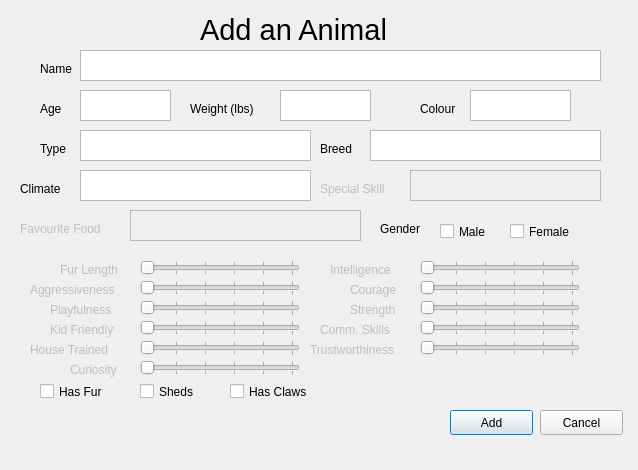
First picture: the form in addanimalwindow.ui, repository DevonHope/Animal-Shelter-Registry-System, before the edit.
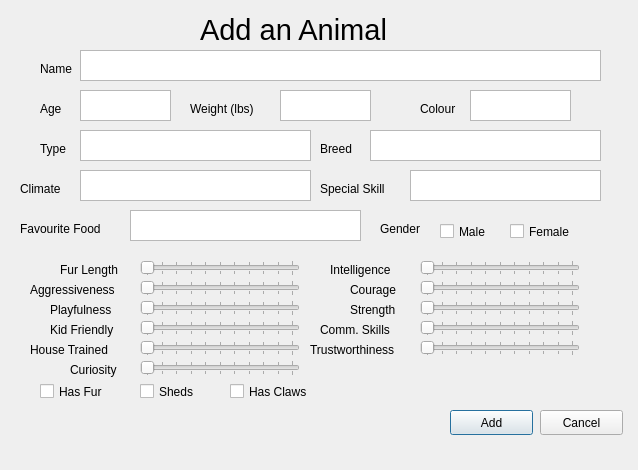
Second picture: the form after the edit.

```diff
--- a/addanimalwindow.ui
+++ b/addanimalwindow.ui
@@ -189,7 +189,7 @@
   </widget>
   <widget class="QPlainTextEdit" name="plainTextEdit_8">
    <property name="enabled">
-    <bool>false</bool>
+    <bool>true</bool>
    </property>
    <property name="geometry">
     <rect>
@@ -202,7 +202,7 @@
   </widget>
   <widget class="QLabel" name="label_9">
    <property name="enabled">
-    <bool>false</bool>
+    <bool>true</bool>
    </property>
    <property name="geometry">
     <rect>
@@ -218,7 +218,7 @@
   </widget>
   <widget class="QLabel" name="label_10">
    <property name="enabled">
-    <bool>false</bool>
+    <bool>true</bool>
    </property>
    <property name="geometry">
     <rect>
@@ -234,7 +234,7 @@
   </widget>
   <widget class="QPlainTextEdit" name="plainTextEdit_9">
    <property name="enabled">
-    <bool>false</bool>
+    <bool>true</bool>
    </property>
    <property name="geometry">
     <rect>
@@ -245,9 +245,9 @@
     </rect>
    </property>
   </widget>
-  <widget class="QSlider" name="horizontalSlider">
+  <widget class="QSlider" name="furLenSlider">
    <property name="enabled">
-    <bool>false</bool>
+    <bool>true</bool>
    </property>
    <property name="geometry">
     <rect>
@@ -264,7 +264,7 @@
     </size>
    </property>
    <property name="maximum">
-    <number>5</number>
+    <number>10</number>
    </property>
    <property name="pageStep">
     <number>5</number>
@@ -276,9 +276,9 @@
     <enum>QSlider::TicksBothSides</enum>
    </property>
   </widget>
-  <widget class="QSlider" name="horizontalSlider_2">
+  <widget class="QSlider" name="intSlider">
    <property name="enabled">
-    <bool>false</bool>
+    <bool>true</bool>
    </property>
    <property name="geometry">
     <rect>
@@ -295,7 +295,7 @@
     </size>
    </property>
    <property name="maximum">
-    <number>5</number>
+    <number>10</number>
    </property>
    <property name="pageStep">
     <number>5</number>
@@ -309,7 +309,7 @@
   </widget>
   <widget class="QLabel" name="label_11">
    <property name="enabled">
-    <bool>false</bool>
+    <bool>true</bool>
    </property>
    <property name="geometry">
     <rect>
@@ -325,7 +325,7 @@
   </widget>
   <widget class="QLabel" name="label_12">
    <property name="enabled">
-    <bool>false</bool>
+    <bool>true</bool>
    </property>
    <property name="geometry">
     <rect>
@@ -339,9 +339,9 @@
     <string>Intelligence</string>
    </property>
   </widget>
-  <widget class="QSlider" name="horizontalSlider_3">
+  <widget class="QSlider" name="aggressivenessSlider">
    <property name="enabled">
-    <bool>false</bool>
+    <bool>true</bool>
    </property>
    <property name="geometry">
     <rect>
@@ -358,7 +358,7 @@
     </size>
    </property>
    <property name="maximum">
-    <number>5</number>
+    <number>10</number>
    </property>
    <property name="pageStep">
     <number>5</number>
@@ -372,7 +372,7 @@
   </widget>
   <widget class="QLabel" name="label_13">
    <property name="enabled">
-    <bool>false</bool>
+    <bool>true</bool>
    </property>
    <property name="geometry">
     <rect>
@@ -388,7 +388,7 @@
   </widget>
   <widget class="QLabel" name="label_14">
    <property name="enabled">
-    <bool>false</bool>
+    <bool>true</bool>
    </property>
    <property name="geometry">
     <rect>
@@ -402,9 +402,9 @@
     <string>Courage</string>
    </property>
   </widget>
-  <widget class="QSlider" name="horizontalSlider_4">
+  <widget class="QSlider" name="courageSlider">
    <property name="enabled">
-    <bool>false</bool>
+    <bool>true</bool>
    </property>
    <property name="geometry">
     <rect>
@@ -421,7 +421,7 @@
     </size>
    </property>
    <property name="maximum">
-    <number>5</number>
+    <number>10</number>
    </property>
    <property name="pageStep">
     <number>5</number>
@@ -433,9 +433,9 @@
     <enum>QSlider::TicksBothSides</enum>
    </property>
   </widget>
-  <widget class="QSlider" name="horizontalSlider_5">
+  <widget class="QSlider" name="playfulSlider">
    <property name="enabled">
-    <bool>false</bool>
+    <bool>true</bool>
    </property>
    <property name="geometry">
     <rect>
@@ -452,7 +452,7 @@
     </size>
    </property>
    <property name="maximum">
-    <number>5</number>
+    <number>10</number>
    </property>
    <property name="pageStep">
     <number>5</number>
@@ -466,7 +466,7 @@
   </widget>
   <widget class="QLabel" name="label_15">
    <property name="enabled">
-    <bool>false</bool>
+    <bool>true</bool>
    </property>
    <property name="geometry">
     <rect>
@@ -482,7 +482,7 @@
   </widget>
   <widget class="QLabel" name="label_16">
    <property name="enabled">
-    <bool>false</bool>
+    <bool>true</bool>
    </property>
    <property name="geometry">
     <rect>
@@ -496,9 +496,9 @@
     <string>Strength</string>
    </property>
   </widget>
-  <widget class="QSlider" name="horizontalSlider_6">
+  <widget class="QSlider" name="strSlider">
    <property name="enabled">
-    <bool>false</bool>
+    <bool>true</bool>
    </property>
    <property name="geometry">
     <rect>
@@ -515,7 +515,7 @@
     </size>
    </property>
    <property name="maximum">
-    <number>5</number>
+    <number>10</number>
    </property>
    <property name="pageStep">
     <number>5</number>
@@ -527,9 +527,9 @@
     <enum>QSlider::TicksBothSides</enum>
    </property>
   </widget>
-  <widget class="QSlider" name="horizontalSlider_7">
+  <widget class="QSlider" name="kidFriendlySlider">
    <property name="enabled">
-    <bool>false</bool>
+    <bool>true</bool>
    </property>
    <property name="geometry">
     <rect>
@@ -546,7 +546,7 @@
     </size>
    </property>
    <property name="maximum">
-    <number>5</number>
+    <number>10</number>
    </property>
    <property name="pageStep">
     <number>5</number>
@@ -560,7 +560,7 @@
   </widget>
   <widget class="QLabel" name="label_17">
    <property name="enabled">
-    <bool>false</bool>
+    <bool>true</bool>
    </property>
    <property name="geometry">
     <rect>
@@ -576,7 +576,7 @@
   </widget>
   <widget class="QLabel" name="label_18">
    <property name="enabled">
-    <bool>false</bool>
+    <bool>true</bool>
    </property>
    <property name="geometry">
     <rect>
@@ -590,9 +590,9 @@
     <string>Comm. Skills</string>
    </property>
   </widget>
-  <widget class="QSlider" name="horizontalSlider_8">
+  <widget class="QSlider" name="commSlider">
    <property name="enabled">
-    <bool>false</bool>
+    <bool>true</bool>
    </property>
    <property name="geometry">
     <rect>
@@ -609,7 +609,7 @@
     </size>
    </property>
    <property name="maximum">
-    <number>5</number>
+    <number>10</number>
    </property>
    <property name="pageStep">
     <number>5</number>
@@ -621,9 +621,9 @@
     <enum>QSlider::TicksBothSides</enum>
    </property>
   </widget>
-  <widget class="QSlider" name="horizontalSlider_9">
+  <widget class="QSlider" name="houseTrainedSlider">
    <property name="enabled">
-    <bool>false</bool>
+    <bool>true</bool>
    </property>
    <property name="geometry">
     <rect>
@@ -640,7 +640,7 @@
     </size>
    </property>
    <property name="maximum">
-    <number>5</number>
+    <number>10</number>
    </property>
    <property name="pageStep">
     <number>5</number>
@@ -654,7 +654,7 @@
   </widget>
   <widget class="QLabel" name="label_19">
    <property name="enabled">
-    <bool>false</bool>
+    <bool>true</bool>
    </property>
    <property name="geometry">
     <rect>
@@ -670,7 +670,7 @@
   </widget>
   <widget class="QLabel" name="label_20">
    <property name="enabled">
-    <bool>false</bool>
+    <bool>true</bool>
    </property>
    <property name="geometry">
     <rect>
@@ -684,9 +684,9 @@
     <string>Trustworthiness</string>
    </property>
   </widget>
-  <widget class="QSlider" name="horizontalSlider_10">
+  <widget class="QSlider" name="trustSlider">
    <property name="enabled">
-    <bool>false</bool>
+    <bool>true</bool>
    </property>
    <property name="geometry">
     <rect>
@@ -703,7 +703,7 @@
     </size>
    </property>
    <property name="maximum">
-    <number>5</number>
+    <number>10</number>
    </property>
    <property name="pageStep">
     <number>5</number>
@@ -715,9 +715,9 @@
     <enum>QSlider::TicksBothSides</enum>
    </property>
   </widget>
-  <widget class="QSlider" name="horizontalSlider_11">
+  <widget class="QSlider" name="curiositySlider">
    <property name="enabled">
-    <bool>false</bool>
+    <bool>true</bool>
    </property>
    <property name="geometry">
     <rect>
@@ -734,7 +734,7 @@
     </size>
    </property>
    <property name="maximum">
-    <number>5</number>
+    <number>10</number>
    </property>
    <property name="pageStep">
     <number>5</number>
@@ -748,7 +748,7 @@
   </widget>
   <widget class="QLabel" name="label_21">
    <property name="enabled">
-    <bool>false</bool>
+    <bool>true</bool>
    </property>
    <property name="geometry">
     <rect>
```
